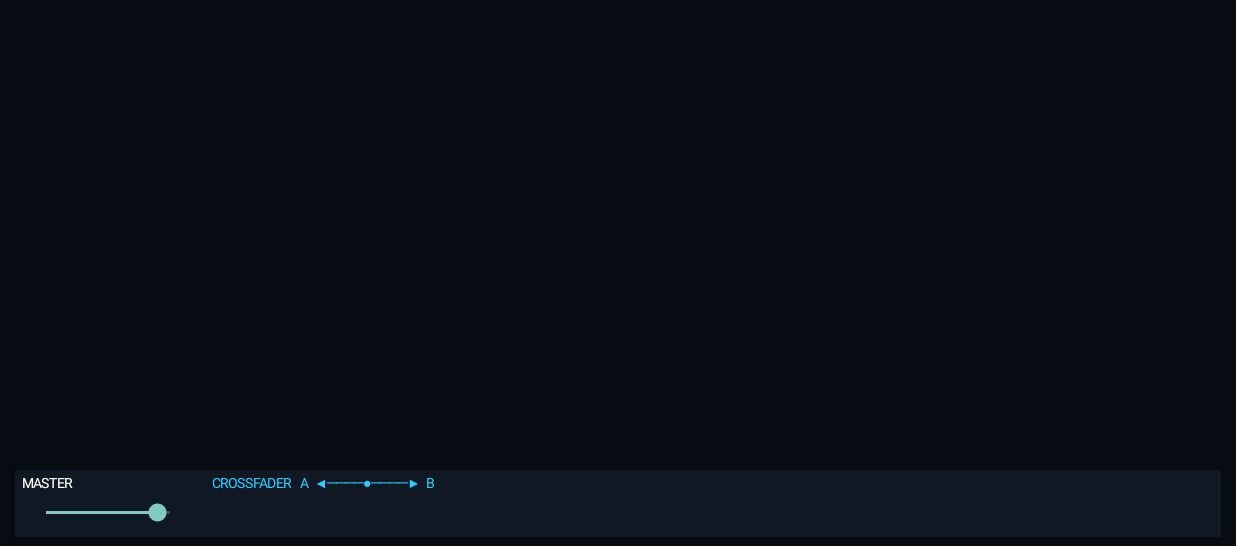
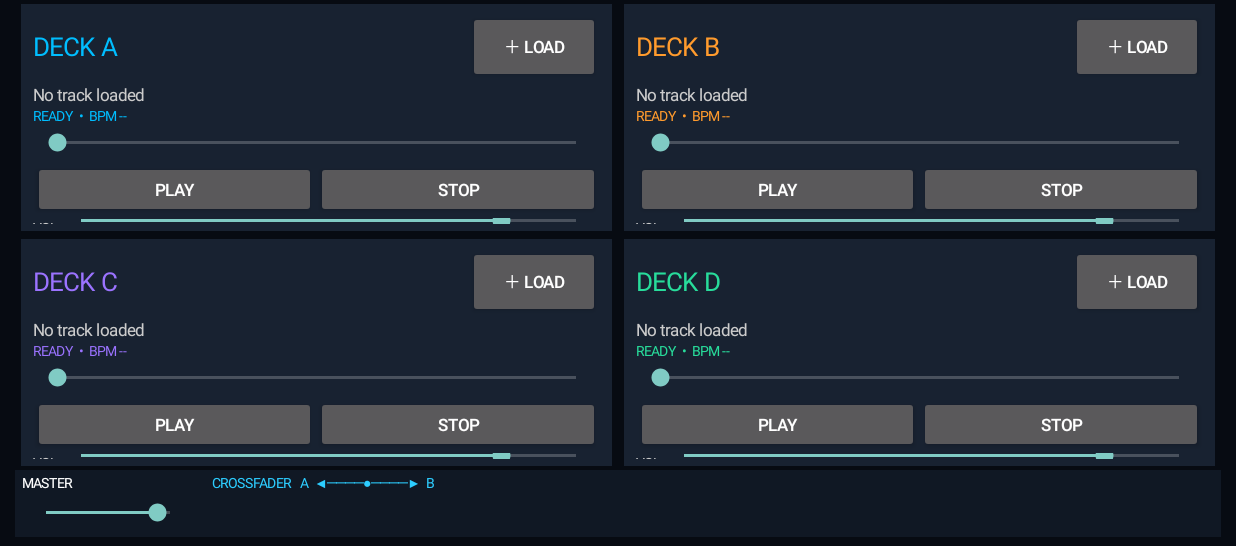
Before and after one commit to kawudanfillo2-prog/DJ-FULANI-PRO, an Android app: the screen it shows after launch (MainActivity), on a phone screen of 824 x 412 dp (held sideways), the part 72-618 px from its top. Run offline under Robolectric (Android 15) with nearby library versions, the phone set to English and light mode, and no system bars.

Commit message:
Fix deck panel height in landscape console

```diff
--- a/app/src/main/java/com/djfulanipro/MainActivity.kt
+++ b/app/src/main/java/com/djfulanipro/MainActivity.kt
@@ -100,9 +100,9 @@ class MainActivity : Activity() {
             }
             for (column in 0..1) {
                 val index = row * 2 + column
-                rowLayout.addView(createDeck(index), LinearLayout.LayoutParams(0, 0, 1f).apply {
+                rowLayout.addView(createDeck(index), LinearLayout.LayoutParams(0, LinearLayout.LayoutParams.MATCH_PARENT, 1f).apply {
                     width = 0
-                    height = 0
+                    height = LinearLayout.LayoutParams.MATCH_PARENT
                     weight = 1f
                     setMargins(dp(4), dp(3), dp(4), dp(3))
                 })
```
